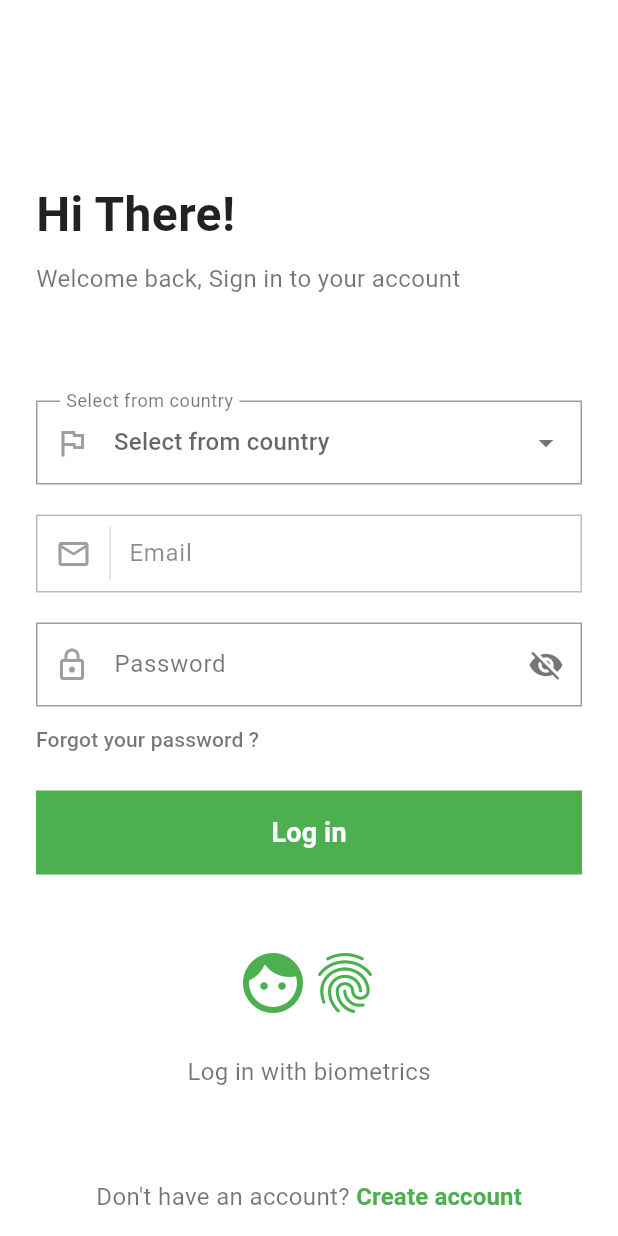
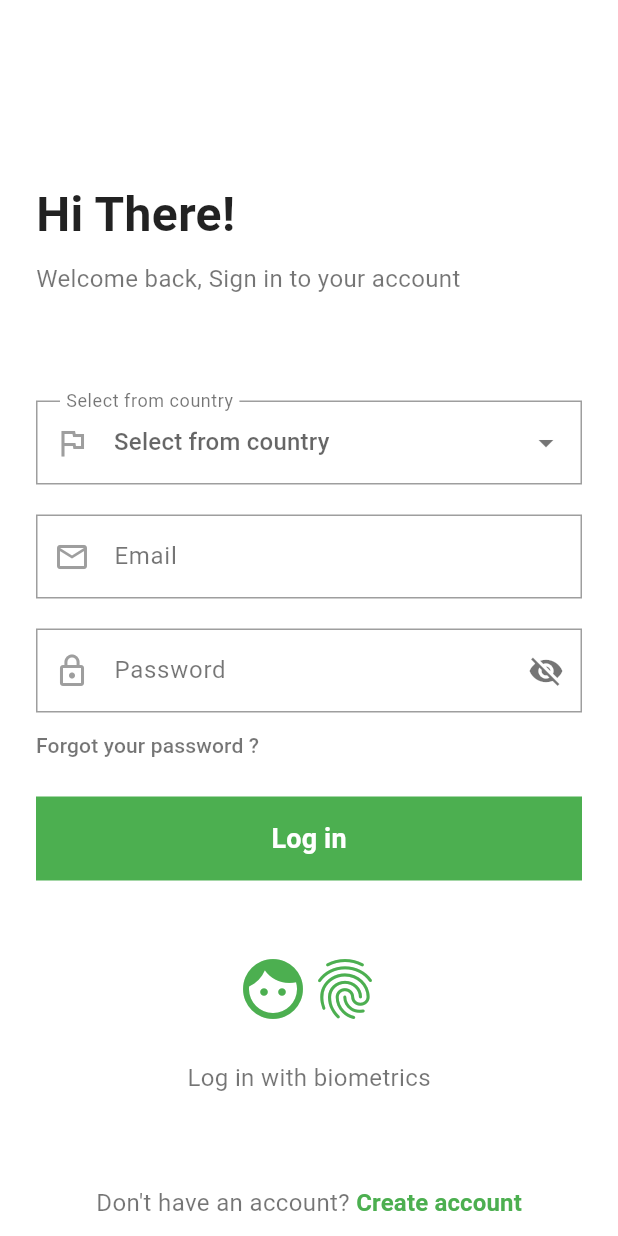
Before and after one commit to RkTushar/nec_app, a Flutter app: the screen it shows after launch, on a phone screen of 412 x 824 dp. Run offline on Flutter 3.47's test engine with Material 3 defaults, Android fonts, the phone set to English and light mode, and no system bars.

Commit message:
Update custom_text_field.dart

```diff
--- a/nec_app/lib/widgets/custom_text_field.dart
+++ b/nec_app/lib/widgets/custom_text_field.dart
@@ -1,6 +1,8 @@
 // lib/widgets/custom_text_field.dart
 import 'package:flutter/material.dart';
 import 'package:flutter/services.dart';
+
+const Color _primaryGreen = Color(0xFF4CAF50);
 
 class CustomTextField extends StatelessWidget {
   final TextEditingController controller;
@@ -28,32 +30,36 @@ class CustomTextField extends StatelessWidget {
     this.autovalidateMode,
   });
 
+  InputDecoration _inputDecoration() {
+    return InputDecoration(
+      labelText: labelText,
+      labelStyle: const TextStyle(color: Colors.black54),
+      prefixIcon: Icon(prefixIcon, color: Colors.grey),
+      suffixIcon: suffixIcon != null
+          ? Icon(suffixIcon, color: Colors.black54)
+          : null,
+      contentPadding: const EdgeInsets.symmetric(horizontal: 16, vertical: 16),
+      border: OutlineInputBorder(
+        borderRadius: BorderRadius.circular(0),
+        borderSide: BorderSide(color: Colors.grey.shade500, width: 1),
+      ),
+      enabledBorder: OutlineInputBorder(
+        borderRadius: BorderRadius.circular(0),
+        borderSide: BorderSide(color: Colors.grey.shade500, width: 1),
+      ),
+      focusedBorder: OutlineInputBorder(
+        borderRadius: BorderRadius.circular(0),
+        borderSide: const BorderSide(color: _primaryGreen, width: 2),
+      ),
+      filled: true,
+      fillColor: Colors.white,
+      floatingLabelBehavior: FloatingLabelBehavior.auto,
+    );
+  }
+
   @override
   Widget build(BuildContext context) {
-    return Container(
-      height: 52,
-      decoration: BoxDecoration(
-        color: Colors.white,
-        borderRadius: BorderRadius.circular(0),
-        border: Border.all(color: Colors.grey.shade400, width: 1),
-      ),
-      child: Row(
-        children: <Widget>[
-          Padding(
-            padding: const EdgeInsets.symmetric(horizontal: 12),
-            child: Icon(prefixIcon, color: Colors.grey),
-          ),
-          SizedBox(
-            height: 36,
-            child: VerticalDivider(
-              color: Colors.grey.shade300,
-              thickness: 1,
-              width: 1,
-            ),
-          ),
-          const SizedBox(width: 12),
-          Expanded(
-            child: TextFormField(
+    return TextFormField(
       controller: controller,
       keyboardType: keyboardType,
       validator: validator,
@@ -61,27 +67,8 @@ class CustomTextField extends StatelessWidget {
       readOnly: readOnly,
       onTap: onTap,
       inputFormatters: inputFormatters,
-              decoration: InputDecoration(
-                hintText: labelText,
-                hintStyle: const TextStyle(color: Colors.black45),
-                isDense: true,
-                border: InputBorder.none,
-                focusedBorder: InputBorder.none,
-                enabledBorder: InputBorder.none,
-                contentPadding: const EdgeInsets.symmetric(vertical: 0),
-              ),
+      decoration: _inputDecoration(),
       style: const TextStyle(color: Colors.black),
-            ),
-          ),
-          if (suffixIcon != null) ...<Widget>[
-            const SizedBox(width: 4),
-            Padding(
-              padding: const EdgeInsets.only(right: 8),
-              child: Icon(suffixIcon, color: Colors.black54),
-            ),
-          ],
-        ],
-      ),
     );
   }
 }
```
Lines whose indentation alone changed are shown as unchanged.
